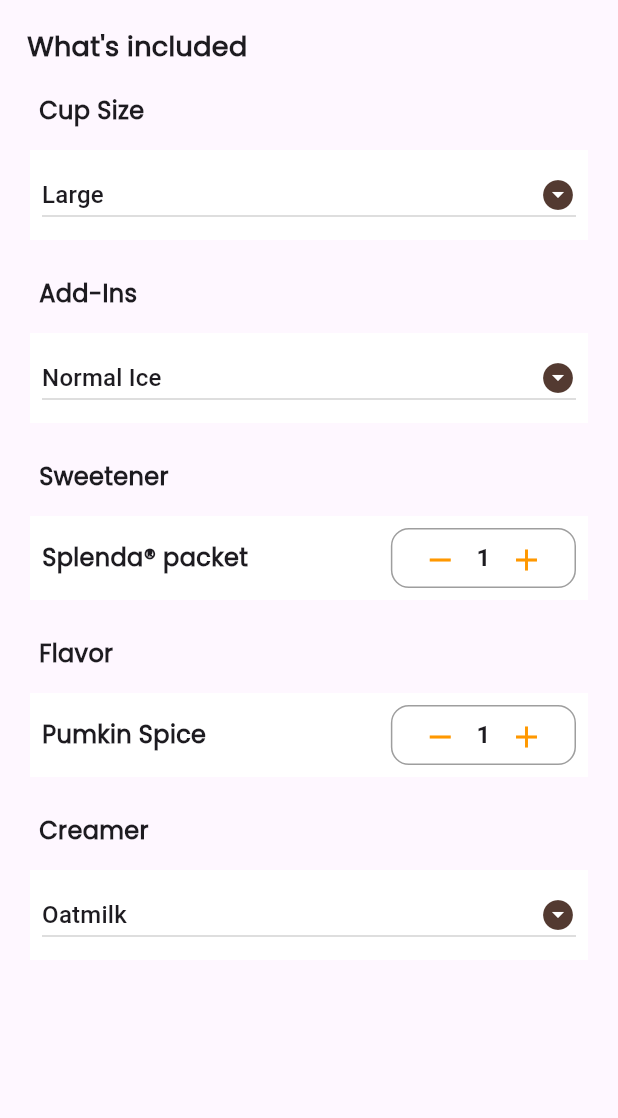
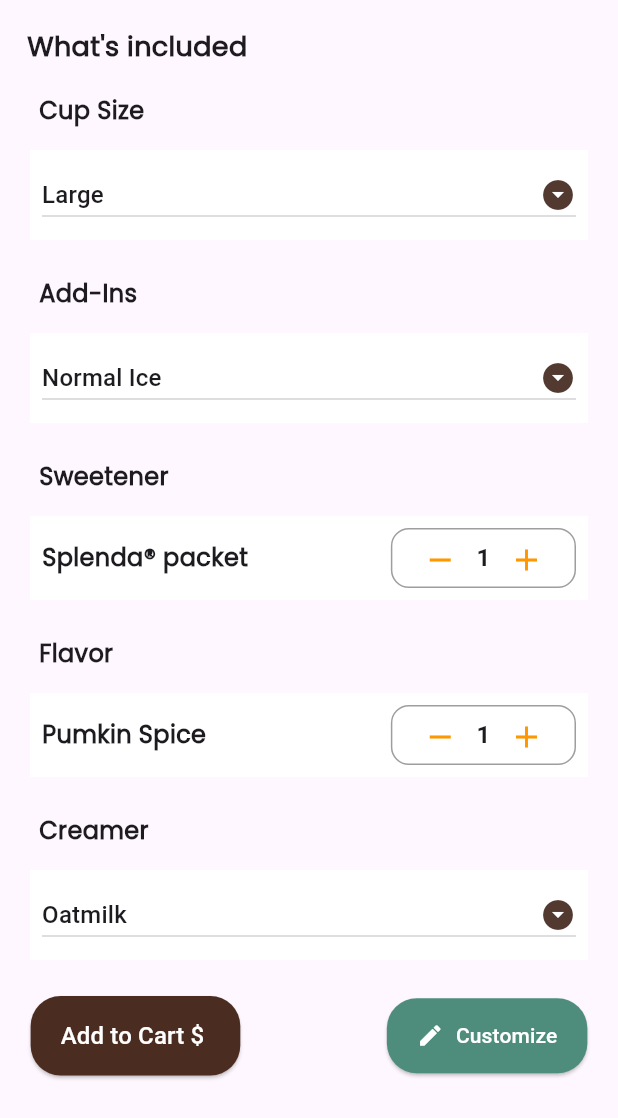
Before and after one commit to Dina266/Coffe_Shop_App, a Flutter app: the CustomDetailsItem widget shown alone on an empty page, opened directly with empty values, on a phone screen of 412 x 824 dp. Shown: the top 1118 px of the screen. Run offline on Flutter 3.47's test engine with Material 3 defaults, Android fonts, the phone set to English and light mode, and no system bars; our stand-ins replace bloc, dartz, dio, firebase_auth, firebase_core, flutter_bloc and 7 more; accounts and stored records are empty.

Commit message:
Add Custom buttons

```diff
--- a/lib/features/details/presentation/views/widgets/custom_Details_item_body.dart
+++ b/lib/features/details/presentation/views/widgets/custom_Details_item_body.dart
@@ -1,6 +1,7 @@
 import 'package:flutter/material.dart';
 import '../../../../../core/utils/app_styles.dart';
 import '../../../../home/data/models/coffe_model.dart';
+import 'custom_buttons.dart';
 import 'custom_drop_down_menu.dart';
 import 'custom_incremental_widget.dart';
 
@@ -73,6 +74,10 @@ class _CustomDetailsItemState extends State<CustomDetailsItem> {
           ),
         ),
         CustomDropDownMenu(items: creamers, val: creamer),
+        const SizedBox(
+          height: 24,
+        ),
+        CustomButtons(coffeModel: widget.coffeeModel,)
       ],
     );
   }
--- /dev/null
+++ b/lib/features/details/presentation/views/widgets/custom_buttons.dart
@@ -0,0 +1,61 @@
+
+import 'package:flutter/material.dart';
+import '../../../../../core/utils/app_colors.dart';
+import '../../../../home/data/models/coffe_model.dart';
+
+class CustomButtons extends StatelessWidget {
+  final CoffeModel coffeModel;
+
+  const CustomButtons({super.key, required this.coffeModel});
+
+  @override
+  Widget build(BuildContext context) {
+    return Row(
+      mainAxisAlignment: MainAxisAlignment.spaceAround,
+      children: [
+        ElevatedButton(
+          onPressed: () {
+            // TODO
+          },
+          style: ElevatedButton.styleFrom(
+            backgroundColor: AppColors.primaryColor,
+            shape: RoundedRectangleBorder(
+              borderRadius: BorderRadius.circular(20),
+            ),
+            padding: const EdgeInsets.symmetric(horizontal: 20, vertical: 15),
+          ),
+          child: Text(
+            'Add to Cart \$ ${coffeModel.price}',
+            style: const TextStyle(
+              color: Colors.white,
+              fontSize: 16
+            ),
+          ),
+        ),
+        const SizedBox(width: 16),
+        ElevatedButton.icon(
+          onPressed: () {
+            // TODO
+          },
+          style: ElevatedButton.styleFrom(
+            backgroundColor: AppColors.lightGreen,
+            shape: RoundedRectangleBorder(
+              borderRadius: BorderRadius.circular(20),
+            ),
+            padding: const EdgeInsets.symmetric(horizontal: 20, vertical: 15),
+          ),
+          icon: const Icon(
+            Icons.edit,
+            color: Colors.white,
+          ),
+          label: const Text(
+            'Customize',
+            style: TextStyle(
+              color: Colors.white,
+            ),
+          ),
+        ),
+      ],
+    );
+  }
+}
```
